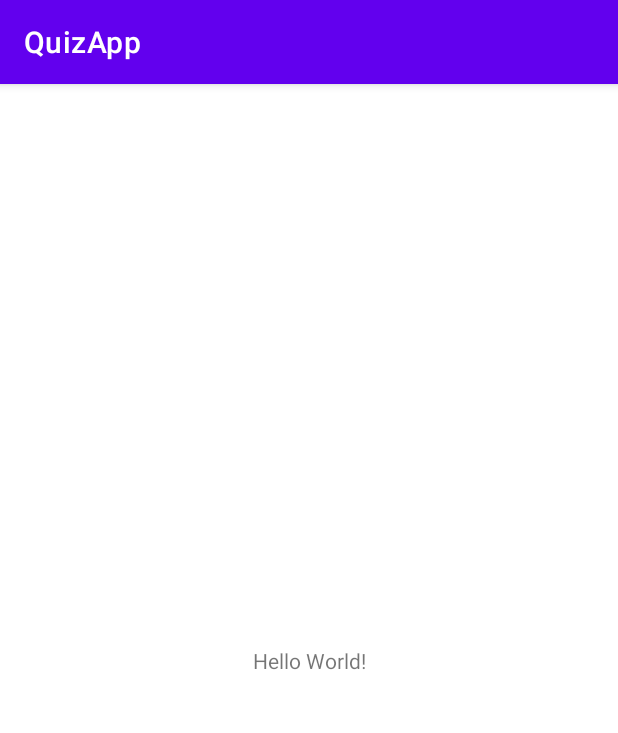
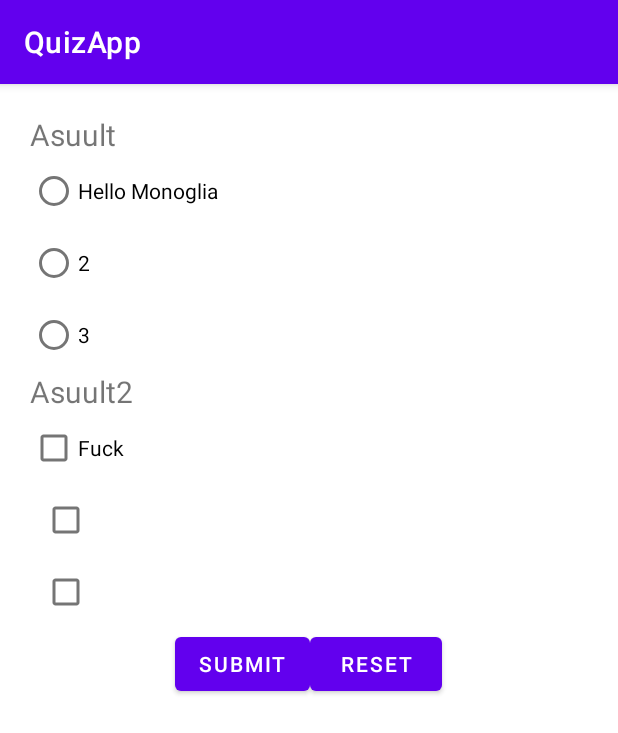
Before and after one commit to egy10/CS473, an Android app: the screen it shows after launch (MainActivity), on a phone screen of 412 x 824 dp. Shown: the top 733 px of the screen. Run offline under Robolectric (Android 15) with nearby library versions, the phone set to English and light mode, and no system bars.

Commit message:
Lab6 Problem 1

```diff
--- a/QuizApp/app/src/main/java/com/example/quizapp/MainActivity.kt
+++ b/QuizApp/app/src/main/java/com/example/quizapp/MainActivity.kt
@@ -2,10 +2,27 @@ package com.example.quizapp
 
 import androidx.appcompat.app.AppCompatActivity
 import android.os.Bundle
+import android.widget.RadioButton
+import android.widget.Toast
+import androidx.appcompat.app.AlertDialog
 
 class MainActivity : AppCompatActivity() {
     override fun onCreate(savedInstanceState: Bundle?) {
         super.onCreate(savedInstanceState)
-        setContentView(R.layout.activity_main)
+        setContentView(R.layout.activity_main);
+
+//        val submitButton= AlertDialog.Builder(this)
+//            .setTitle("HI")
+//            .setMessage("Hi enkhee")
+//            .setIcon(R.drawable.ic_launcher_background)
+//            .setPositiveButton("Yes"){
+//                dialogInterface, i ->
+//                Toast.makeText(this, "Za positive", Toast.LENGTH_LONG).show()
+//            }
+//            .setNegativeButton("No"){
+//                    dialogInterface, i ->
+//                Toast.makeText(this, "Za neagtave", Toast.LENGTH_LONG).show()
+//            }.create()
+//
     }
 }
--- a/QuizApp/app/src/main/res/layout/activity_main.xml
+++ b/QuizApp/app/src/main/res/layout/activity_main.xml
@@ -1,18 +1,78 @@
 <?xml version="1.0" encoding="utf-8"?>
-<androidx.constraintlayout.widget.ConstraintLayout xmlns:android="http://schemas.android.com/apk/res/android"
-    xmlns:app="http://schemas.android.com/apk/res-auto"
-    xmlns:tools="http://schemas.android.com/tools"
+<LinearLayout xmlns:android="http://schemas.android.com/apk/res/android"
     android:layout_width="match_parent"
+    android:orientation="vertical"
     android:layout_height="match_parent"
-    tools:context=".MainActivity">
+    android:padding="20dp">
 
     <TextView
+        android:id="@+id/question1"
         android:layout_width="wrap_content"
         android:layout_height="wrap_content"
-        android:text="Hello World!"
-        app:layout_constraintBottom_toBottomOf="parent"
-        app:layout_constraintLeft_toLeftOf="parent"
-        app:layout_constraintRight_toRightOf="parent"
-        app:layout_constraintTop_toTopOf="parent" />
+        android:text="Asuult"
+        android:textSize="20sp"/>
 
-</androidx.constraintlayout.widget.ConstraintLayout>
+    <RadioGroup
+        android:id="@+id/rg"
+        android:layout_width="wrap_content"
+        android:layout_height="wrap_content"
+        android:layout_below="@+id/asuult2">
+
+        <RadioButton
+            android:id="@+id/radio_one"
+            android:layout_width="wrap_content"
+            android:layout_height="wrap_content"
+            android:text="Hello Monoglia" />
+
+        <RadioButton
+            android:id="@+id/radio_two"
+            android:layout_width="wrap_content"
+            android:layout_height="wrap_content"
+            android:text="2" />
+
+        <RadioButton
+            android:id="@+id/radio_three"
+            android:layout_width="wrap_content"
+            android:layout_height="wrap_content"
+            android:text="3" />
+    </RadioGroup>
+
+    <TextView
+        android:id="@+id/question2"
+        android:layout_width="wrap_content"
+        android:layout_height="wrap_content"
+        android:text="Asuult2"
+        android:textSize="20sp" />
+    <CheckBox
+        android:id="@+id/check_one"
+        android:layout_width="wrap_content"
+        android:layout_height="wrap_content"
+        android:text="Fuck"/>
+    <CheckBox
+        android:id="@+id/check_two"
+        android:layout_width="wrap_content"
+        android:layout_height="wrap_content"/>
+    <CheckBox
+        android:id="@+id/checkthree"
+        android:layout_width="wrap_content"
+        android:layout_height="wrap_content"/>
+
+    <LinearLayout
+        android:layout_width="match_parent"
+        android:layout_height="wrap_content"
+        android:orientation="horizontal"
+        android:gravity="center"
+        >
+        <Button
+            android:id="@+id/submitbuttton"
+            android:layout_width="wrap_content"
+            android:layout_height="wrap_content"
+            android:text="submit"/>
+        <Button
+            android:id="@+id/clearbuttton"
+            android:layout_width="wrap_content"
+            android:layout_height="wrap_content"
+            android:text="Reset"></Button>
+    </LinearLayout>
+
+</LinearLayout>
--- a/QuizApp/app/src/main/res/values/colors.xml
+++ b/QuizApp/app/src/main/res/values/colors.xml
@@ -7,4 +7,5 @@
     <color name="teal_700">#FF018786</color>
     <color name="black">#FF000000</color>
     <color name="white">#FFFFFFFF</color>
+    <color name="grey">#808080</color>
 </resources>
--- a/QuizApp/app/src/main/res/values/strings.xml
+++ b/QuizApp/app/src/main/res/values/strings.xml
@@ -1,3 +1,5 @@
 <resources>
     <string name="app_name">QuizApp</string>
+    <string name="submit">Submit</string>
+    <string name="reset">Reset</string>
 </resources>
```
